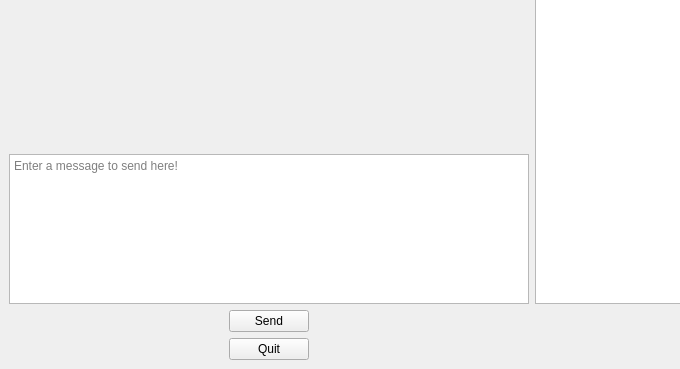
corybolar/PXMessenger, file ui/pxmmainwindow.ui: the form before one commit; both pictures show x 0 to 680 and y 231 to 600 of the 800 by 600 pixel window.
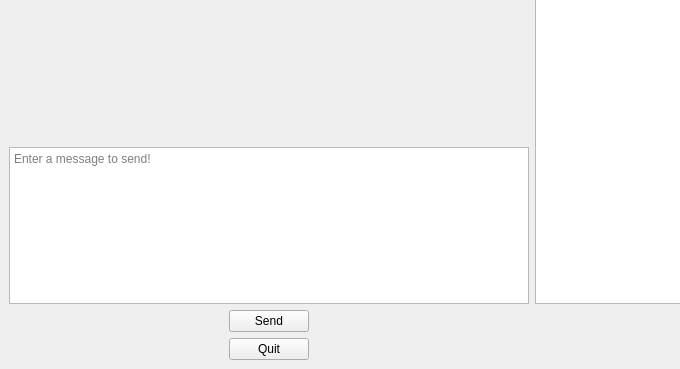
The form after the commit. Icons and pictures are not drawn. Custom widgets are drawn as their Qt base class.

What changed in the file:
```diff
--- a/ui/pxmmainwindow.ui
+++ b/ui/pxmmainwindow.ui
@@ -174,25 +174,6 @@
       </property>
      </widget>
     </item>
-    <item row="4" column="0" colspan="3">
-     <widget class="PXMTextEdit" name="messTextEdit">
-      <property name="sizePolicy">
-       <sizepolicy hsizetype="Preferred" vsizetype="Expanding">
-        <horstretch>0</horstretch>
-        <verstretch>1</verstretch>
-       </sizepolicy>
-      </property>
-      <property name="maximumSize">
-       <size>
-        <width>16777215</width>
-        <height>150</height>
-       </size>
-      </property>
-      <property name="placeholderText">
-       <string>Enter a message to send here!</string>
-      </property>
-     </widget>
-    </item>
     <item row="2" column="0" rowspan="2" colspan="3">
      <widget class="PXMMessageViewer::StackedWidget" name="stackedWidget">
       <property name="sizePolicy">
@@ -209,6 +190,13 @@
       </property>
      </widget>
     </item>
+    <item row="4" column="0" colspan="3">
+     <widget class="PXMTextEdit" name="messTextEdit">
+      <property name="placeholderText">
+       <string>Enter a message to send!</string>
+      </property>
+     </widget>
+    </item>
    </layout>
   </widget>
   <widget class="QMenuBar" name="menubar">
@@ -223,17 +211,17 @@
   </widget>
  </widget>
  <customwidgets>
-  <customwidget>
-   <class>PXMTextEdit</class>
-   <extends>QTextEdit</extends>
-   <header>pxmtextedit.h</header>
-  </customwidget>
   <customwidget>
    <class>PXMMessageViewer::StackedWidget</class>
    <extends>QStackedWidget</extends>
    <header>pxmmessageviewer.h</header>
    <container>1</container>
   </customwidget>
+  <customwidget>
+   <class>PXMTextEdit</class>
+   <extends>QTextEdit</extends>
+   <header>pxmmainwindow.h</header>
+  </customwidget>
  </customwidgets>
  <resources/>
  <connections/>
```
Left out of the diff: 2 changed lines with no effect on the pictures.
